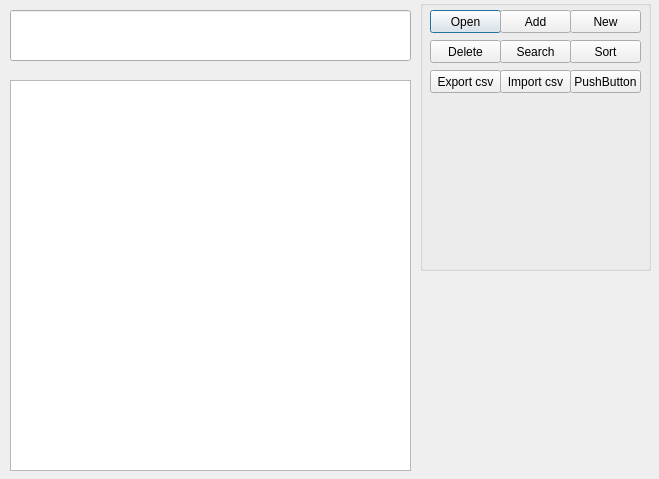
Qt form UI.ui (Technic47/Home_work_Python_8) before a commit.
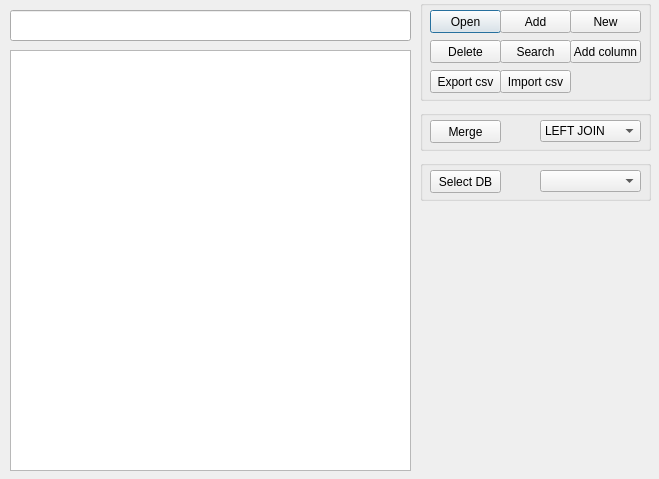
The same form after that commit.

Diff of the .ui file:
```diff
--- a/UI.ui
+++ b/UI.ui
@@ -19,7 +19,7 @@
      <x>420</x>
      <y>0</y>
      <width>231</width>
-     <height>271</height>
+     <height>101</height>
     </rect>
    </property>
    <property name="title">
@@ -77,19 +77,6 @@
      <string>Delete</string>
     </property>
    </widget>
-   <widget class="QPushButton" name="btn_sort">
-    <property name="geometry">
-     <rect>
-      <x>150</x>
-      <y>40</y>
-      <width>71</width>
-      <height>23</height>
-     </rect>
-    </property>
-    <property name="text">
-     <string>Sort</string>
-    </property>
-   </widget>
    <widget class="QPushButton" name="btn_new">
     <property name="geometry">
      <rect>
@@ -133,13 +120,13 @@
     <property name="geometry">
      <rect>
       <x>150</x>
-      <y>70</y>
+      <y>40</y>
       <width>71</width>
       <height>23</height>
      </rect>
     </property>
     <property name="text">
-     <string>PushButton</string>
+     <string>Add column</string>
     </property>
    </widget>
   </widget>
@@ -149,7 +136,7 @@
      <x>10</x>
      <y>10</y>
      <width>401</width>
-     <height>51</height>
+     <height>31</height>
     </rect>
    </property>
   </widget>
@@ -157,9 +144,9 @@
    <property name="geometry">
     <rect>
      <x>10</x>
-     <y>80</y>
+     <y>50</y>
      <width>401</width>
-     <height>391</height>
+     <height>421</height>
     </rect>
    </property>
    <property name="rowCount">
@@ -169,6 +156,119 @@
     <number>0</number>
    </property>
   </widget>
+  <widget class="QGroupBox" name="groupBox_2">
+   <property name="geometry">
+    <rect>
+     <x>420</x>
+     <y>110</y>
+     <width>231</width>
+     <height>41</height>
+    </rect>
+   </property>
+   <property name="title">
+    <string/>
+   </property>
+   <widget class="QPushButton" name="btn_merge">
+    <property name="geometry">
+     <rect>
+      <x>10</x>
+      <y>10</y>
+      <width>71</width>
+      <height>23</height>
+     </rect>
+    </property>
+    <property name="text">
+     <string>Merge</string>
+    </property>
+   </widget>
+   <widget class="QComboBox" name="merge_select">
+    <property name="geometry">
+     <rect>
+      <x>120</x>
+      <y>10</y>
+      <width>101</width>
+      <height>22</height>
+     </rect>
+    </property>
+    <property name="editable">
+     <bool>false</bool>
+    </property>
+    <item>
+     <property name="text">
+      <string>LEFT JOIN</string>
+     </property>
+    </item>
+    <item>
+     <property name="text">
+      <string>LEFT NULL</string>
+     </property>
+    </item>
+    <item>
+     <property name="text">
+      <string>RIGHT JOIN</string>
+     </property>
+    </item>
+    <item>
+     <property name="text">
+      <string>RIGHT NUL</string>
+     </property>
+    </item>
+    <item>
+     <property name="text">
+      <string>INNER JOIN</string>
+     </property>
+    </item>
+    <item>
+     <property name="text">
+      <string>FULL JOIN</string>
+     </property>
+    </item>
+    <item>
+     <property name="text">
+      <string>FULL NULL</string>
+     </property>
+    </item>
+   </widget>
+  </widget>
+  <widget class="QGroupBox" name="groupBox_3">
+   <property name="geometry">
+    <rect>
+     <x>420</x>
+     <y>160</y>
+     <width>231</width>
+     <height>41</height>
+    </rect>
+   </property>
+   <property name="title">
+    <string/>
+   </property>
+   <widget class="QPushButton" name="select_db">
+    <property name="geometry">
+     <rect>
+      <x>10</x>
+      <y>10</y>
+      <width>71</width>
+      <height>23</height>
+     </rect>
+    </property>
+    <property name="text">
+     <string>Select DB</string>
+    </property>
+   </widget>
+   <widget class="QComboBox" name="db_list">
+    <property name="geometry">
+     <rect>
+      <x>120</x>
+      <y>10</y>
+      <width>101</width>
+      <height>22</height>
+     </rect>
+    </property>
+    <property name="editable">
+     <bool>false</bool>
+    </property>
+   </widget>
+  </widget>
  </widget>
  <resources/>
  <connections/>
```
Left out of the diff: 4 changed lines with no effect on the pictures.
